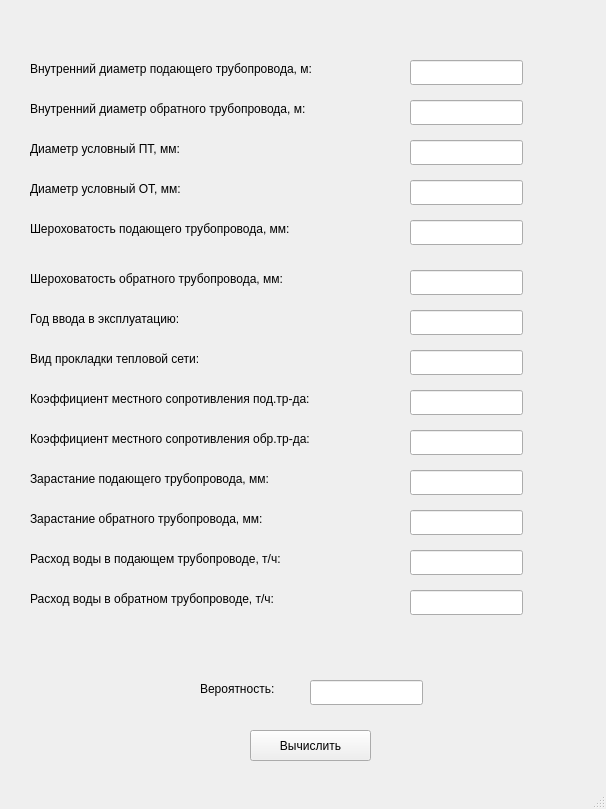
The window that a.ui (MyHorizonn/ML_pipes) describes before a commit, drawn with Qt 5.
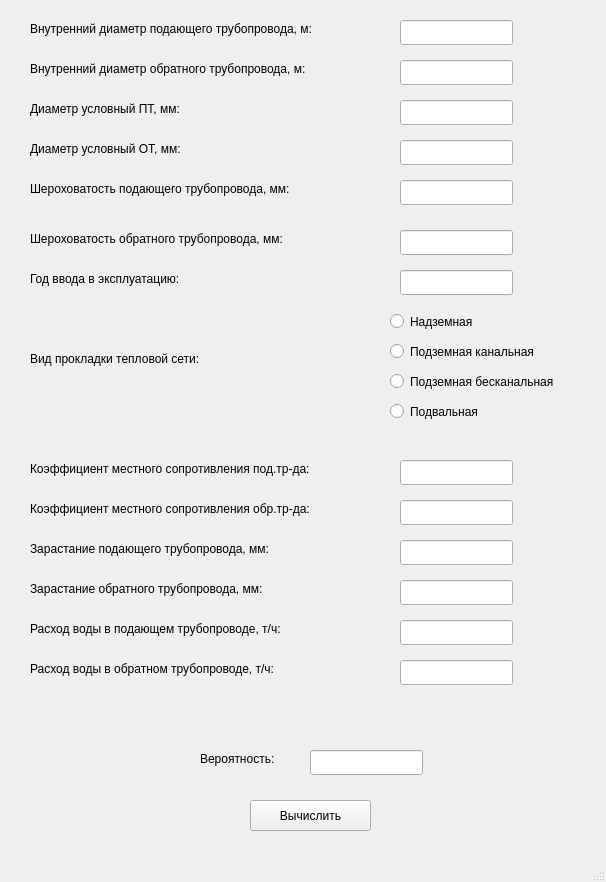
The same window after the commit.

```diff
--- a/a.ui
+++ b/a.ui
@@ -7,7 +7,7 @@
     <x>0</x>
     <y>0</y>
     <width>606</width>
-    <height>809</height>
+    <height>882</height>
    </rect>
   </property>
   <property name="windowTitle">
@@ -18,7 +18,7 @@
     <property name="geometry">
      <rect>
       <x>250</x>
-      <y>730</y>
+      <y>800</y>
       <width>121</width>
       <height>31</height>
      </rect>
@@ -31,7 +31,7 @@
     <property name="geometry">
      <rect>
       <x>30</x>
-      <y>60</y>
+      <y>20</y>
       <width>371</width>
       <height>17</height>
      </rect>
@@ -43,8 +43,8 @@
    <widget class="QLineEdit" name="lineEdit">
     <property name="geometry">
      <rect>
-      <x>410</x>
-      <y>60</y>
+      <x>400</x>
+      <y>20</y>
       <width>113</width>
       <height>25</height>
      </rect>
@@ -54,7 +54,7 @@
     <property name="geometry">
      <rect>
       <x>30</x>
-      <y>100</y>
+      <y>60</y>
       <width>371</width>
       <height>17</height>
      </rect>
@@ -66,8 +66,8 @@
    <widget class="QLineEdit" name="lineEdit_2">
     <property name="geometry">
      <rect>
-      <x>410</x>
-      <y>100</y>
+      <x>400</x>
+      <y>60</y>
       <width>113</width>
       <height>25</height>
      </rect>
@@ -77,7 +77,7 @@
     <property name="geometry">
      <rect>
       <x>30</x>
-      <y>140</y>
+      <y>100</y>
       <width>371</width>
       <height>17</height>
      </rect>
@@ -89,8 +89,8 @@
    <widget class="QLineEdit" name="lineEdit_3">
     <property name="geometry">
      <rect>
-      <x>410</x>
-      <y>140</y>
+      <x>400</x>
+      <y>100</y>
       <width>113</width>
       <height>25</height>
      </rect>
@@ -100,7 +100,7 @@
     <property name="geometry">
      <rect>
       <x>30</x>
-      <y>180</y>
+      <y>140</y>
       <width>371</width>
       <height>17</height>
      </rect>
@@ -112,8 +112,8 @@
    <widget class="QLineEdit" name="lineEdit_4">
     <property name="geometry">
      <rect>
-      <x>410</x>
-      <y>180</y>
+      <x>400</x>
+      <y>140</y>
       <width>113</width>
       <height>25</height>
      </rect>
@@ -123,7 +123,7 @@
     <property name="geometry">
      <rect>
       <x>30</x>
-      <y>220</y>
+      <y>180</y>
       <width>371</width>
       <height>17</height>
      </rect>
@@ -135,8 +135,8 @@
    <widget class="QLineEdit" name="lineEdit_5">
     <property name="geometry">
      <rect>
-      <x>410</x>
-      <y>220</y>
+      <x>400</x>
+      <y>180</y>
       <width>113</width>
       <height>25</height>
      </rect>
@@ -146,7 +146,7 @@
     <property name="geometry">
      <rect>
       <x>30</x>
-      <y>270</y>
+      <y>230</y>
       <width>371</width>
       <height>17</height>
      </rect>
@@ -158,8 +158,8 @@
    <widget class="QLineEdit" name="lineEdit_6">
     <property name="geometry">
      <rect>
-      <x>410</x>
-      <y>270</y>
+      <x>400</x>
+      <y>230</y>
       <width>113</width>
       <height>25</height>
      </rect>
@@ -168,8 +168,8 @@
    <widget class="QLineEdit" name="lineEdit_7">
     <property name="geometry">
      <rect>
-      <x>410</x>
-      <y>310</y>
+      <x>400</x>
+      <y>270</y>
       <width>113</width>
       <height>25</height>
      </rect>
@@ -179,7 +179,7 @@
     <property name="geometry">
      <rect>
       <x>30</x>
-      <y>310</y>
+      <y>270</y>
       <width>371</width>
       <height>17</height>
      </rect>
@@ -188,22 +188,12 @@
      <string>Год ввода в эксплуатацию:</string>
     </property>
    </widget>
-   <widget class="QLineEdit" name="lineEdit_8">
-    <property name="geometry">
-     <rect>
-      <x>410</x>
-      <y>350</y>
-      <width>113</width>
-      <height>25</height>
-     </rect>
-    </property>
-   </widget>
    <widget class="QLabel" name="label_8">
     <property name="geometry">
      <rect>
       <x>30</x>
       <y>350</y>
-      <width>371</width>
+      <width>231</width>
       <height>17</height>
      </rect>
     </property>
@@ -214,8 +204,8 @@
    <widget class="QLineEdit" name="lineEdit_9">
     <property name="geometry">
      <rect>
-      <x>410</x>
-      <y>390</y>
+      <x>400</x>
+      <y>460</y>
       <width>113</width>
       <height>25</height>
      </rect>
@@ -225,7 +215,7 @@
     <property name="geometry">
      <rect>
       <x>30</x>
-      <y>390</y>
+      <y>460</y>
       <width>371</width>
       <height>17</height>
      </rect>
@@ -237,8 +227,8 @@
    <widget class="QLineEdit" name="lineEdit_10">
     <property name="geometry">
      <rect>
-      <x>410</x>
-      <y>430</y>
+      <x>400</x>
+      <y>500</y>
       <width>113</width>
       <height>25</height>
      </rect>
@@ -248,7 +238,7 @@
     <property name="geometry">
      <rect>
       <x>30</x>
-      <y>430</y>
+      <y>500</y>
       <width>371</width>
       <height>17</height>
      </rect>
@@ -261,7 +251,7 @@
     <property name="geometry">
      <rect>
       <x>30</x>
-      <y>470</y>
+      <y>540</y>
       <width>371</width>
       <height>17</height>
      </rect>
@@ -273,8 +263,8 @@
    <widget class="QLineEdit" name="lineEdit_11">
     <property name="geometry">
      <rect>
-      <x>410</x>
-      <y>470</y>
+      <x>400</x>
+      <y>540</y>
       <width>113</width>
       <height>25</height>
      </rect>
@@ -284,7 +274,7 @@
     <property name="geometry">
      <rect>
       <x>30</x>
-      <y>510</y>
+      <y>580</y>
       <width>371</width>
       <height>17</height>
      </rect>
@@ -296,8 +286,8 @@
    <widget class="QLineEdit" name="lineEdit_12">
     <property name="geometry">
      <rect>
-      <x>410</x>
-      <y>510</y>
+      <x>400</x>
+      <y>580</y>
       <width>113</width>
       <height>25</height>
      </rect>
@@ -307,7 +297,7 @@
     <property name="geometry">
      <rect>
       <x>30</x>
-      <y>550</y>
+      <y>620</y>
       <width>371</width>
       <height>17</height>
      </rect>
@@ -319,8 +309,8 @@
    <widget class="QLineEdit" name="lineEdit_13">
     <property name="geometry">
      <rect>
-      <x>410</x>
-      <y>550</y>
+      <x>400</x>
+      <y>620</y>
       <width>113</width>
       <height>25</height>
      </rect>
@@ -330,7 +320,7 @@
     <property name="geometry">
      <rect>
       <x>30</x>
-      <y>590</y>
+      <y>660</y>
       <width>371</width>
       <height>17</height>
      </rect>
@@ -342,8 +332,8 @@
    <widget class="QLineEdit" name="lineEdit_14">
     <property name="geometry">
      <rect>
-      <x>410</x>
-      <y>590</y>
+      <x>400</x>
+      <y>660</y>
       <width>113</width>
       <height>25</height>
      </rect>
@@ -353,7 +343,7 @@
     <property name="geometry">
      <rect>
       <x>310</x>
-      <y>680</y>
+      <y>750</y>
       <width>113</width>
       <height>25</height>
      </rect>
@@ -363,7 +353,7 @@
     <property name="geometry">
      <rect>
       <x>200</x>
-      <y>680</y>
+      <y>750</y>
       <width>101</width>
       <height>17</height>
      </rect>
@@ -372,6 +362,58 @@
      <string>Вероятность:</string>
     </property>
    </widget>
+   <widget class="QRadioButton" name="radioButton">
+    <property name="geometry">
+     <rect>
+      <x>390</x>
+      <y>310</y>
+      <width>112</width>
+      <height>23</height>
+     </rect>
+    </property>
+    <property name="text">
+     <string>Надземная</string>
+    </property>
+   </widget>
+   <widget class="QRadioButton" name="radioButton_2">
+    <property name="geometry">
+     <rect>
+      <x>390</x>
+      <y>340</y>
+      <width>181</width>
+      <height>23</height>
+     </rect>
+    </property>
+    <property name="text">
+     <string>Подземная канальная</string>
+    </property>
+   </widget>
+   <widget class="QRadioButton" name="radioButton_3">
+    <property name="geometry">
+     <rect>
+      <x>390</x>
+      <y>370</y>
+      <width>201</width>
+      <height>23</height>
+     </rect>
+    </property>
+    <property name="text">
+     <string>Подземная бесканальная</string>
+    </property>
+   </widget>
+   <widget class="QRadioButton" name="radioButton_4">
+    <property name="geometry">
+     <rect>
+      <x>390</x>
+      <y>400</y>
+      <width>112</width>
+      <height>23</height>
+     </rect>
+    </property>
+    <property name="text">
+     <string>Подвальная</string>
+    </property>
+   </widget>
   </widget>
   <widget class="QMenuBar" name="menubar">
    <property name="geometry">
```
